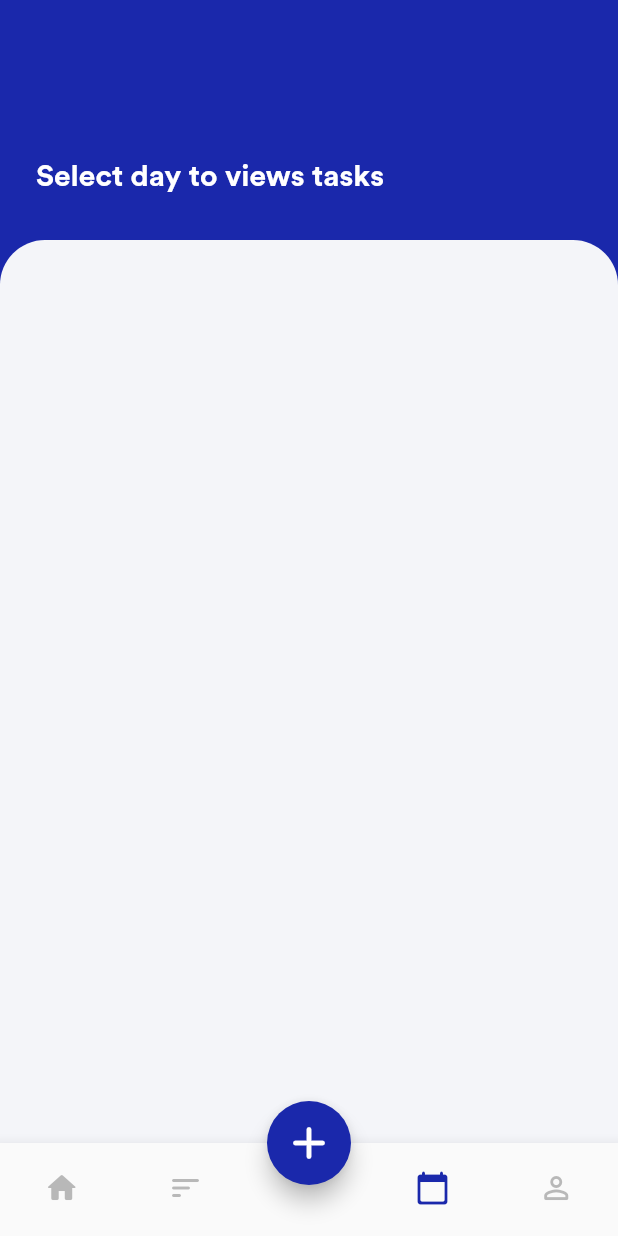
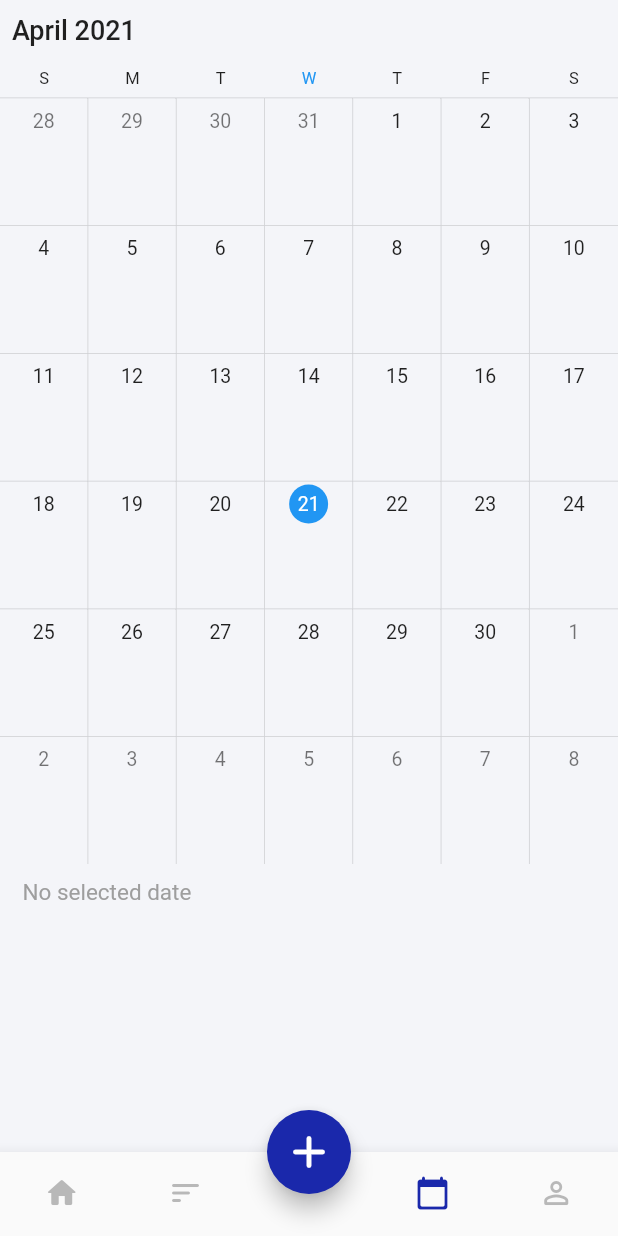
Before and after one commit to ijaspreetsinghh/Timely_Task_Manager, a Flutter app: the PagesDecider screen opened by its route, item 4 of the bottom bar chosen, on a phone screen of 412 x 824 dp. Run offline on Flutter 3.47's test engine with Material 2 defaults, Android fonts, the phone set to English and light mode, and no system bars; drawn by our look-alikes of syncfusion_flutter_calendar; our stand-ins replace date_picker_timeline, flutter_svg.

Commit message:
added monthly schedule, fixed bottom tab icon, etc.

```diff
--- a/lib/Screens/MainAppPages/fourthTab.dart
+++ b/lib/Screens/MainAppPages/fourthTab.dart
@@ -1,3 +1,5 @@
+import 'package:syncfusion_flutter_calendar/calendar.dart';
+
 import '../../constants.dart';
 import 'package:flutter/material.dart';
 
@@ -5,54 +7,51 @@ class FourthTab extends StatelessWidget {
   @override
   Widget build(BuildContext context) {
     return Container(
-      color: kPrimaryColor,
+      color: kGreyWhite,
       child: SafeArea(
         child: Scaffold(
-          appBar: AppBar(
-            brightness: Brightness.light,
-            elevation: 0, backgroundColor: Colors.white,
-            flexibleSpace: Container(
-              color: kPrimaryColor,
-              padding: EdgeInsets.zero,
-              margin: EdgeInsets.zero,
-              child: Column(
-                crossAxisAlignment: CrossAxisAlignment.start,
-                mainAxisAlignment: MainAxisAlignment.end,
-                children: [
-                  Padding(
-                    padding:
-                        const EdgeInsets.symmetric(horizontal: kHPadding * 1.5),
-                    child: Text(
-                      'Select day to views tasks ',
-                      style: kCircularStdText.copyWith(
-                          color: Colors.white,
-                          fontSize: 20,
-                          fontWeight: FontWeight.w700),
-                    ),
-                  ),
-                  SizedBox(
-                    height: kVPadding * 2,
-                  ),
-                  SizedBox(
-                    height: kVPadding,
-                  ),
-                ],
-              ),
+          // appBar: AppBar(
+          //   brightness: Brightness.light,
+          //   elevation: 0, backgroundColor: Colors.white,
+          //   flexibleSpace: Container(
+          //     color: kPrimaryColor,
+          //     padding: EdgeInsets.zero,
+          //     margin: EdgeInsets.zero,
+          //     child: Column(
+          //       crossAxisAlignment: CrossAxisAlignment.start,
+          //       mainAxisAlignment: MainAxisAlignment.end,
+          //       children: [
+          //         Padding(
+          //           padding:
+          //               const EdgeInsets.symmetric(horizontal: kHPadding * 1.5),
+          //           child: Text(
+          //             'Select day to views tasks ',
+          //             style: kCircularStdText.copyWith(
+          //                 color: Colors.white,
+          //                 fontSize: 20,
+          //                 fontWeight: FontWeight.w700),
+          //           ),
+          //         ),
+          //         SizedBox(
+          //           height: kVPadding * 2,
+          //         ),
+          //         SizedBox(
+          //           height: kVPadding,
+          //         ),
+          //       ],
+          //     ),
+          //   ),
+          //   // backgroundColor: kGreyWhite,
+          //   toolbarHeight: 160,
+          //   automaticallyImplyLeading: false,
+          //   foregroundColor: Colors.red,
+          // ),
+          backgroundColor: kGreyWhite,
+          body: Container(
+            child: SfCalendar(
+              view: CalendarView.month,
+              monthViewSettings: MonthViewSettings(showAgenda: true),
             ),
-            // backgroundColor: kGreyWhite,
-            toolbarHeight: 160,
-            automaticallyImplyLeading: false,
-            foregroundColor: Colors.red,
-          ),
-          backgroundColor: kPrimaryColor,
-          body: Container(
-            decoration: BoxDecoration(
-                color: kGreyWhite,
-                borderRadius: BorderRadius.only(
-                    topLeft: Radius.circular(kBorderRadius * 2),
-                    topRight: Radius.circular(kBorderRadius * 2))),
-            padding: EdgeInsets.symmetric(
-                vertical: kVPadding, horizontal: kHPadding * .7),
           ),
         ),
       ),
--- a/lib/Screens/MainAppPages/secondTab.dart
+++ b/lib/Screens/MainAppPages/secondTab.dart
@@ -12,7 +12,6 @@ class SecondTab extends StatefulWidget {
 
 class _SecondTabState extends State<SecondTab> {
   DateTime _selectedDate = DateTime.now();
-  DateTime selectedDate = DateTime.now();
 
   @override
   Widget build(BuildContext context) {
--- a/lib/Screens/MainAppPages/timelypagesdecider.dart
+++ b/lib/Screens/MainAppPages/timelypagesdecider.dart
@@ -318,23 +318,22 @@ class _PagesDeciderState extends State<PagesDecider> {
           ),
           BottomNavigationBarItem(
             icon: Icon(Icons.sort_rounded),
-            label: 'Business',
+            label: 'My Tasks',
           ),
           BottomNavigationBarItem(
-            icon: SvgPicture.asset(
-              'assets/icons/plus.svg',
-              width: 32,
+            icon: Icon(
+              Icons.add,
               color: Colors.transparent,
             ),
-            label: 'School',
+            label: 'Schedule',
           ),
           BottomNavigationBarItem(
             icon: Icon(Icons.calendar_today_rounded),
-            label: 'Home',
+            label: 'Schedule',
           ),
           BottomNavigationBarItem(
             icon: Icon(Icons.person_outline_rounded),
-            label: 'Business',
+            label: 'Profile',
           ),
         ],
         currentIndex: _selectedIndex,
--- a/pubspec.yaml
+++ b/pubspec.yaml
@@ -27,10 +27,10 @@ dependencies:
   # The following adds the Cupertino Icons font to your application.
   # Use with the CupertinoIcons class for iOS style icons.
   cupertino_icons: ^1.0.2
-  font_awesome_flutter: any
   flutter_svg: any
   intl: any
-  date_picker_timeline: ^1.2.3
+  date_picker_timeline: any
+  syncfusion_flutter_calendar: ^19.1.56
 
 dev_dependencies:
   flutter_test:
```
Also changed, not shown: lib/Screens/SignIn/signin.dart (+3 -4 lines), lib/Screens/SignUp/signup.dart (+3 -4 lines), lib/components.dart (+10 -4 lines), pubspec.lock, 1 other file.
